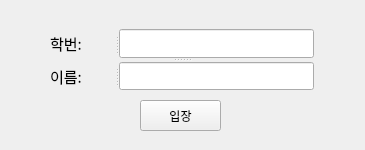
First picture: the form in ui/client_info.ui, repository sammy0329/ConcentrationAnalysis, before the edit.
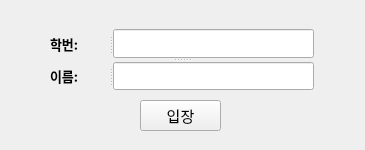
Second picture: the form after the edit.

What changed in the file:
```diff
--- a/ui/client_info.ui
+++ b/ui/client_info.ui
@@ -22,6 +22,12 @@
      <height>31</height>
     </rect>
    </property>
+   <property name="font">
+    <font>
+     <family>나눔스퀘어</family>
+     <pointsize>11</pointsize>
+    </font>
+   </property>
    <property name="text">
     <string>입장</string>
    </property>
@@ -45,8 +51,10 @@
     <widget class="QLabel" name="label_2">
      <property name="font">
       <font>
-       <family>휴먼모음T</family>
-       <pointsize>11</pointsize>
+       <family>나눔스퀘어 Bold</family>
+       <pointsize>10</pointsize>
+       <weight>75</weight>
+       <bold>true</bold>
       </font>
      </property>
      <property name="text">
@@ -62,8 +70,10 @@
     <widget class="QLabel" name="label_3">
      <property name="font">
       <font>
-       <family>휴먼모음T</family>
-       <pointsize>11</pointsize>
+       <family>나눔스퀘어 Bold</family>
+       <pointsize>10</pointsize>
+       <weight>75</weight>
+       <bold>true</bold>
       </font>
      </property>
      <property name="text">
```
Left out of the diff: 2 changed lines with no effect on the pictures.
